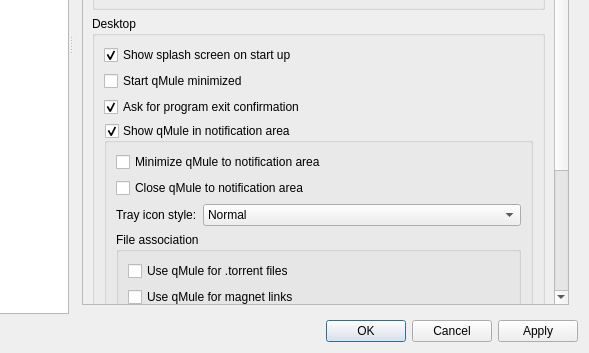
Before: the Qt Designer form src/preferences/options.ui in qmule/qmule, drawn with Qt 5; both pictures show x 200 to 789 and y 238 to 591 of the 789 by 591 pixel window.
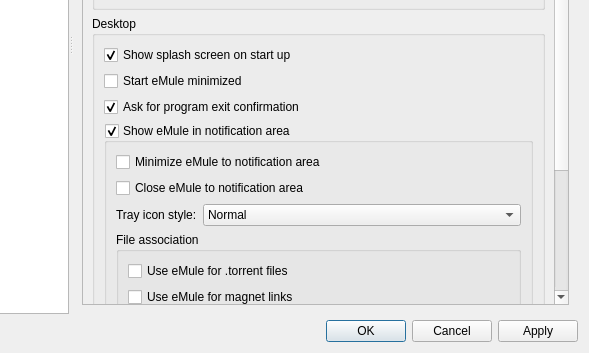
After: the same form once the commit is applied. Icons and pictures are not drawn.

Commit message: Rename some places from qMule to eMule

What changed in the file:
```diff
--- a/src/preferences/options.ui
+++ b/src/preferences/options.ui
@@ -179,9 +179,9 @@
            <property name="geometry">
             <rect>
              <x>0</x>
-             <y>-260</y>
-             <width>465</width>
-             <height>601</height>
+             <y>0</y>
+             <width>485</width>
+             <height>713</height>
             </rect>
            </property>
            <layout class="QVBoxLayout" name="verticalLayout_9">
@@ -373,7 +373,7 @@
                <item>
                 <widget class="QCheckBox" name="checkStartMinimized">
                  <property name="text">
-                  <string>Start qMule minimized</string>
+                  <string>Start eMule minimized</string>
                  </property>
                 </widget>
                </item>
@@ -390,7 +390,7 @@
                <item>
                 <widget class="QGroupBox" name="checkShowSystray">
                  <property name="title">
-                  <string>Show qMule in notification area</string>
+                  <string>Show eMule in notification area</string>
                  </property>
                  <property name="checkable">
                   <bool>true</bool>
@@ -399,7 +399,7 @@
                   <item>
                    <widget class="QCheckBox" name="checkMinimizeToSysTray">
                     <property name="text">
-                     <string>Minimize qMule to notification area</string>
+                     <string>Minimize eMule to notification area</string>
                     </property>
                     <property name="checked">
                      <bool>false</bool>
@@ -409,7 +409,7 @@
                   <item>
                    <widget class="QCheckBox" name="checkCloseToSystray">
                     <property name="text">
-                     <string comment="i.e: The systray tray icon will still be visible when closing the main window.">Close qMule to notification area</string>
+                     <string comment="i.e: The systray tray icon will still be visible when closing the main window.">Close eMule to notification area</string>
                     </property>
                    </widget>
                   </item>
@@ -452,14 +452,14 @@
                      <item>
                       <widget class="QCheckBox" name="checkAssociateTorrents">
                        <property name="text">
-                        <string>Use qMule for .torrent files</string>
+                        <string>Use eMule for .torrent files</string>
                        </property>
                       </widget>
                      </item>
                      <item>
                       <widget class="QCheckBox" name="checkAssociateMagnetLinks">
                        <property name="text">
-                        <string>Use qMule for magnet links</string>
+                        <string>Use eMule for magnet links</string>
                        </property>
                       </widget>
                      </item>
```
Left out of the diff: 28 changed lines with no effect on the pictures. The commit also changes 5 other files.
